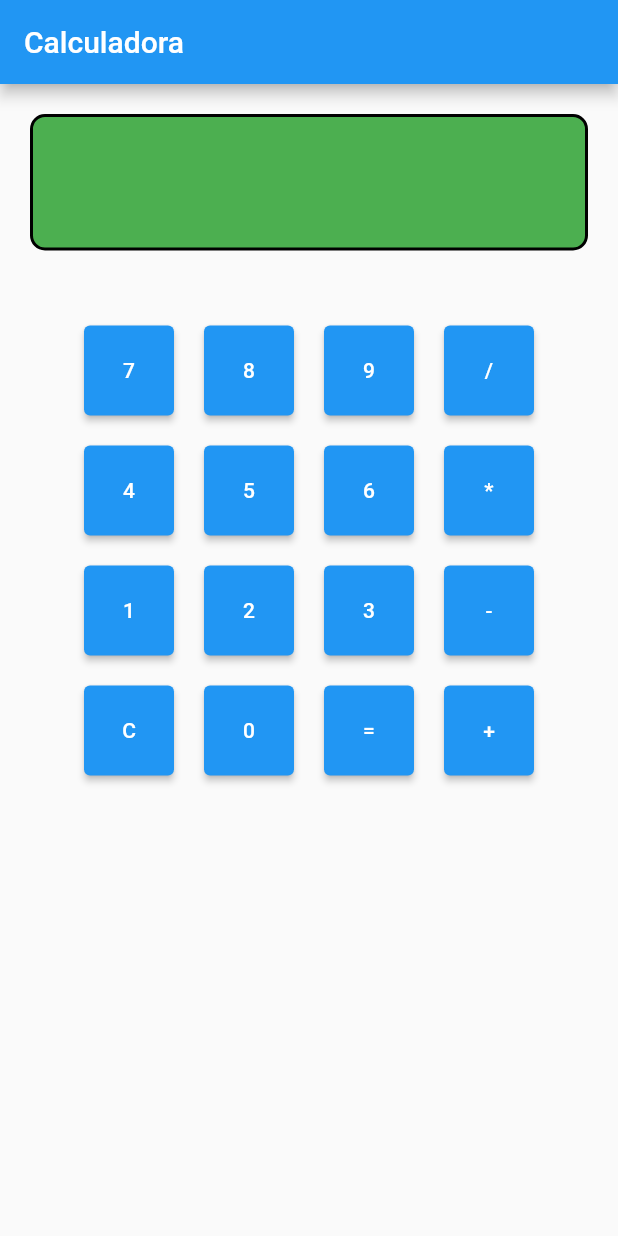
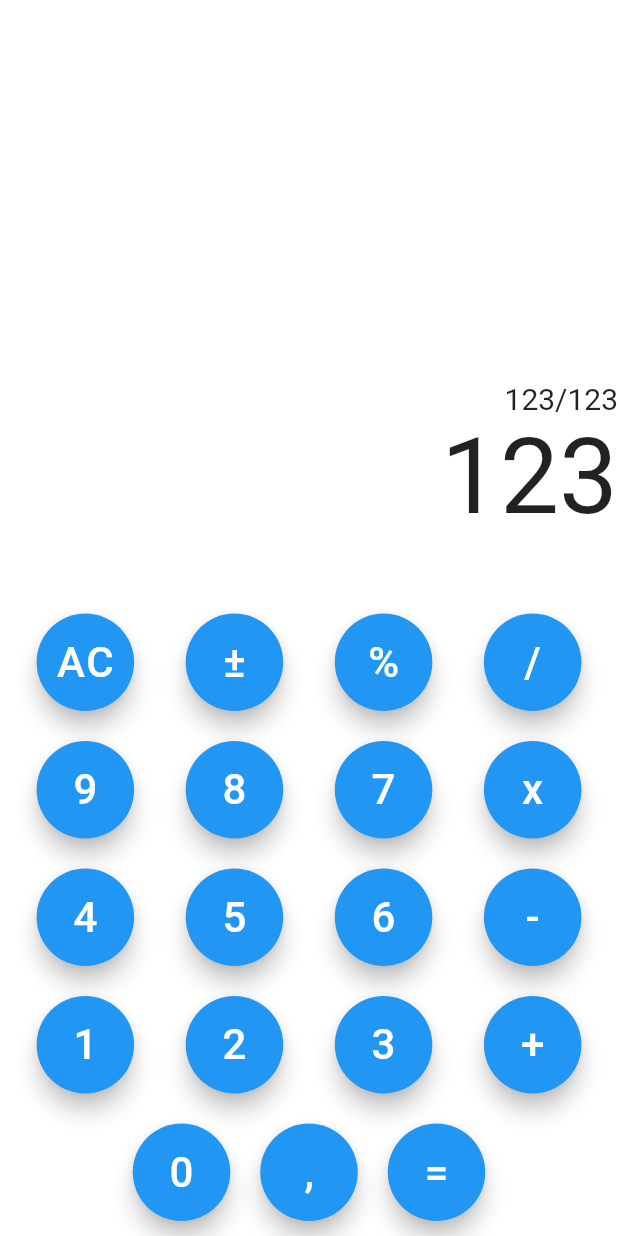
Before and after one commit to Ednacio/lovepeople-calculadora, a Flutter app: the screen it shows after launch, on a phone screen of 412 x 824 dp. Run offline on Flutter 3.47's test engine with Material 2 defaults, Android fonts, the phone set to English and light mode, and no system bars.

Commit message:
Alteracao do layout

```diff
--- /dev/null
+++ b/lib/calc_button.dart
@@ -0,0 +1,36 @@
+import 'package:flutter/material.dart';
+
+class CalcButton extends StatelessWidget {
+  final String text;
+  final ShapeBorder? shape;
+
+  const CalcButton({
+    Key? key,
+    required this.text,
+    this.shape,
+  }) : super(key: key);
+
+  @override
+  Widget build(BuildContext context) {
+    return Container(
+      margin: EdgeInsets.all(10),
+      child: SizedBox(
+        width: 65,
+        height: 65,
+        child: FloatingActionButton(
+          onPressed: () {},
+          shape: shape ??
+              RoundedRectangleBorder(
+                borderRadius: BorderRadius.circular(50),
+              ),
+          child: Text(
+            text,
+            style: TextStyle(
+              fontSize: 28,
+            ),
+          ),
+        ),
+      ),
+    );
+  }
+}
--- a/lib/main.dart
+++ b/lib/main.dart
@@ -1,3 +1,5 @@
+import 'package:app_calculadora/calc_button.dart';
+
 import 'package:flutter/material.dart';
 
 void main() {
@@ -9,355 +11,117 @@ class MyApp extends StatelessWidget {
   @override
   Widget build(BuildContext context) {
     return MaterialApp(
-      title: 'Calculadora',
-      theme: ThemeData(
-        primarySwatch: Colors.blue,
-      ),
-      home: Calculadora(),
-    );
+        title: 'Calc',
+        theme: ThemeData(
+          primarySwatch: Colors.blue,
+        ),
+        home: Scaffold(
+          backgroundColor: Colors.white,
+          body: Column(
+            mainAxisAlignment: MainAxisAlignment.end,
+            children: <Widget>[
+              Container(
+                child: Text(
+                  '123/123',
+                  style: TextStyle(fontSize: 20),
+                ),
+                alignment: Alignment(1, 1),
+              ),
+              Container(
+                child: Text(
+                  '123',
+                  style: TextStyle(fontSize: 70),
+                ),
+                alignment: Alignment(1, 1),
+              ),
+              SizedBox(height: 40),
+              Row(
+                mainAxisAlignment: MainAxisAlignment.spaceEvenly,
+                children: <Widget>[
+                  CalcButton(
+                    text: 'AC',
+                  ),
+                  CalcButton(
+                    text: '±',
+                  ),
+                  CalcButton(
+                    text: '%',
+                  ),
+                  CalcButton(
+                    text: '/',
+                  ),
+                ],
+              ),
+              Row(
+                mainAxisAlignment: MainAxisAlignment.spaceEvenly,
+                children: <Widget>[
+                  CalcButton(
+                    text: '9',
+                  ),
+                  CalcButton(
+                    text: '8',
+                  ),
+                  CalcButton(
+                    text: '7',
+                  ),
+                  CalcButton(
+                    text: 'x',
+                  ),
+                ],
+              ),
+              Row(
+                mainAxisAlignment: MainAxisAlignment.spaceEvenly,
+                children: <Widget>[
+                  CalcButton(
+                    text: '4',
+                  ),
+                  CalcButton(
+                    text: '5',
+                  ),
+                  CalcButton(
+                    text: '6',
+                  ),
+                  CalcButton(
+                    text: '-',
+                  ),
+                ],
+              ),
+              Row(
+                mainAxisAlignment: MainAxisAlignment.spaceEvenly,
+                children: <Widget>[
+                  CalcButton(
+                    text: '1',
+                  ),
+                  CalcButton(
+                    text: '2',
+                  ),
+                  CalcButton(
+                    text: '3',
+                  ),
+                  CalcButton(
+                    text: '+',
+                  ),
+                ],
+              ),
+              Row(
+                mainAxisAlignment: MainAxisAlignment.center,
+                children: <Widget>[
+                  CalcButton(
+                    text: '0',
+                    shape: RoundedRectangleBorder(
+                      borderRadius: BorderRadius.circular(80),
+                    ),
+                  ),
+                  CalcButton(
+                    text: ',',
+                  ),
+                  CalcButton(
+                    text: '=',
+                  ),
+                ],
+              ),
+            ],
+          ),
+        ));
   }
 }
-
-class Calculadora extends StatefulWidget {
-  @override
-  CalculadoraState createState() => CalculadoraState();
-}
-
-class CalculadoraState extends State<Calculadora> {
-  String display = '';
-  String operador = '';
-  String clear = 'C';
-
-  @override
-  Widget build(BuildContext context) {
-    return Scaffold(
-      appBar: AppBar(
-        title: Text('Calculadora'),
-      ),
-      body: Column(
-        children: [
-          buildDisplay(),
-          buildButtons(),
-        ],
-      ),
-    );
-  }
-
-  Widget buildDisplay() {
-    return Container(
-      width: double.maxFinite,
-      margin: EdgeInsets.all(20),
-      padding: EdgeInsets.all(20),
-      decoration: BoxDecoration(
-        color: Colors.green,
-        border: Border.all(
-          width: 2,
-        ),
-        borderRadius: BorderRadius.circular(10),
-      ),
-      child: Text(
-        display,
-        style: TextStyle(
-          fontSize: 40,
-          color: Colors.white,
-        ),
-        textAlign: TextAlign.end,
-      ),
-    );
-  }
-
-  Widget buildButtons() {
-    return Padding(
-      padding: EdgeInsets.all(20),
-      child: Column(
-        children: [
-          buildButtons0(),
-          buildButtons1(),
-          buildButtons2(),
-          buildButtons3(),
-        ],
-      ),
-    );
-  }
-
-  Widget buildButtons0() {
-    return Row(
-      mainAxisSize: MainAxisSize.min,
-      children: [
-        Container(
-          width: 60,
-          height: 60,
-          margin: EdgeInsets.all(10),
-          child: ElevatedButton(
-            onPressed: () {
-              addInDisplay('7');
-            },
-            child: Text('7'),
-          ),
-        ),
-        Container(
-          width: 60,
-          height: 60,
-          margin: EdgeInsets.all(10),
-          child: ElevatedButton(
-            onPressed: () {
-              addInDisplay('8');
-            },
-            child: Text('8'),
-          ),
-        ),
-        Container(
-          width: 60,
-          height: 60,
-          margin: EdgeInsets.all(10),
-          child: ElevatedButton(
-            onPressed: () {
-              addInDisplay('9');
-            },
-            child: Text('9'),
-          ),
-        ),
-        Container(
-          width: 60,
-          height: 60,
-          margin: EdgeInsets.all(10),
-          child: ElevatedButton(
-            onPressed: () {
-              addInDisplay('/');
-              operador = '/';
-            },
-            child: Text('/'),
-          ),
-        ),
-      ],
-    );
-  }
-
-  Widget buildButtons1() {
-    return Row(
-      mainAxisSize: MainAxisSize.min,
-      children: [
-        Container(
-          width: 60,
-          height: 60,
-          margin: EdgeInsets.all(10),
-          child: ElevatedButton(
-            onPressed: () {
-              addInDisplay('4');
-            },
-            child: Text('4'),
-          ),
-        ),
-        Container(
-          width: 60,
-          height: 60,
-          margin: EdgeInsets.all(10),
-          child: ElevatedButton(
-            onPressed: () {
-              addInDisplay('5');
-            },
-            child: Text('5'),
-          ),
-        ),
-        Container(
-          width: 60,
-          height: 60,
-          margin: EdgeInsets.all(10),
-          child: ElevatedButton(
-            onPressed: () {
-              addInDisplay('6');
-            },
-            child: Text('6'),
-          ),
-        ),
-        Container(
-          width: 60,
-          height: 60,
-          margin: EdgeInsets.all(10),
-          child: ElevatedButton(
-            onPressed: () {
-              addInDisplay('*');
-              operador = '*';
-            },
-            child: Text('*'),
-          ),
-        ),
-      ],
-    );
-  }
-
-  Widget buildButtons2() {
-    return Row(
-      mainAxisSize: MainAxisSize.min,
-      children: [
-        Container(
-          width: 60,
-          height: 60,
-          margin: EdgeInsets.all(10),
-          child: ElevatedButton(
-            onPressed: () {
-              addInDisplay('1');
-            },
-            child: Text('1'),
-          ),
-        ),
-        Container(
-          width: 60,
-          height: 60,
-          margin: EdgeInsets.all(10),
-          child: ElevatedButton(
-            onPressed: () {
-              addInDisplay('2');
-            },
-            child: Text('2'),
-          ),
-        ),
-        Container(
-          width: 60,
-          height: 60,
-          margin: EdgeInsets.all(10),
-          child: ElevatedButton(
-            onPressed: () {
-              addInDisplay('3');
-            },
-            child: Text('3'),
-          ),
-        ),
-        Container(
-          width: 60,
-          height: 60,
-          margin: EdgeInsets.all(10),
-          child: ElevatedButton(
-            onPressed: () {
-              addInDisplay('-');
-              operador = '-';
-            },
-            child: Text('-'),
-          ),
-        ),
-      ],
-    );
-  }
-
-  Widget buildButtons3() {
-    return Row(
-      mainAxisSize: MainAxisSize.min,
-      children: [
-        Container(
-          width: 60,
-          height: 60,
-          margin: EdgeInsets.all(10),
-          child: ElevatedButton(
-            onPressed: () {
-              addInDisplay('C');
-              clear = 'C';
-            },
-            child: Text('C'),
-          ),
-        ),
-        Container(
-          width: 60,
-          height: 60,
-          margin: EdgeInsets.all(10),
-          child: ElevatedButton(
-            onPressed: () {
-              addInDisplay('0');
-            },
-            child: Text('0'),
-          ),
-        ),
-        Container(
-          width: 60,
-          height: 60,
-          margin: EdgeInsets.all(10),
-          child: ElevatedButton(
-            onPressed: () {
-              calcula();
-            },
-            child: Text('='),
-          ),
-        ),
-        Container(
-          width: 60,
-          height: 60,
-          margin: EdgeInsets.all(10),
-          child: ElevatedButton(
-            onPressed: () {
-              addInDisplay('+');
-              operador = '+';
-            },
-            child: Text('+'),
-          ),
-        ),
-      ],
-    );
-  }
-
-  void calcula() {
-    List<String> valores = display.split(operador);
-    if (valores.length > 1) {
-      setState(() {
-        switch (operador) {
-          case '+':
-            soma(
-              int.parse(valores[0]),
-              int.parse(valores[1]),
-            );
-            break;
-          case '-':
-            subtracao(
-              int.parse(valores[0]),
-              int.parse(valores[1]),
-            );
-            break;
-          case '*':
-            multiplicacao(
-              int.parse(valores[0]),
-              int.parse(valores[1]),
-            );
-            break;
-          case '/':
-            divisao(
-              int.parse(valores[0]),
-              int.parse(valores[1]),
-            );
-            break;
-        }
-      });
-    }
-  }
-
-  void soma(int valor1, int valor2) {
-    display = (valor1 + valor2).toString();
-  }
-
-  void subtracao(int valor1, int valor2) {
-    display = (valor1 - valor2).toString();
-  }
-
-  void divisao(int valor1, int valor2) {
-    display = (valor1 ~/ valor2).toString();
-  }
-
-  void multiplicacao(int valor1, int valor2) {
-    display = (valor1 * valor2).toString();
-  }
-
-  void apagar() {
-    setState(() {
-      if (clear == 'C') {
-        display = '';
-      }
-    });
-  }
-
-  void addInDisplay(String text) {
-    setState(() {
-      display += text;
-    });
-
-    if (text == 'C') {
-      apagar();
-    }
-  }
-}
```
Also changed, not shown: pubspec.yaml (+7 -34 lines), pubspec.lock.
